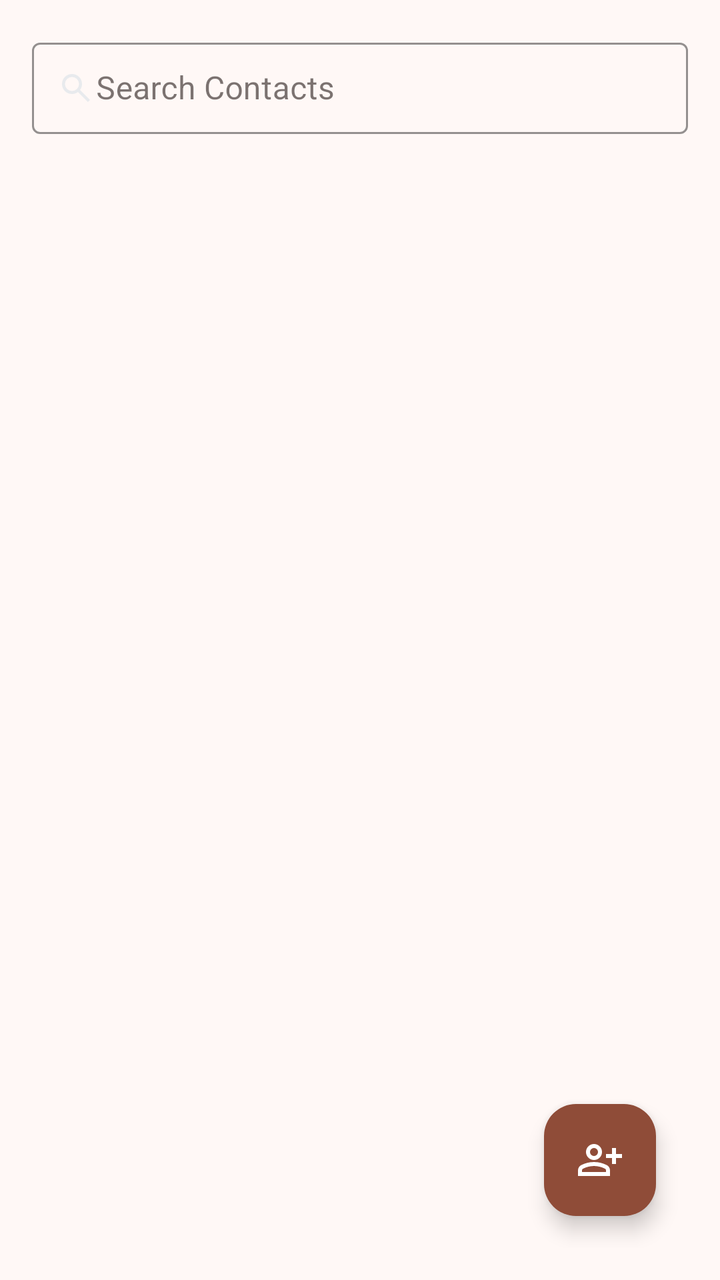
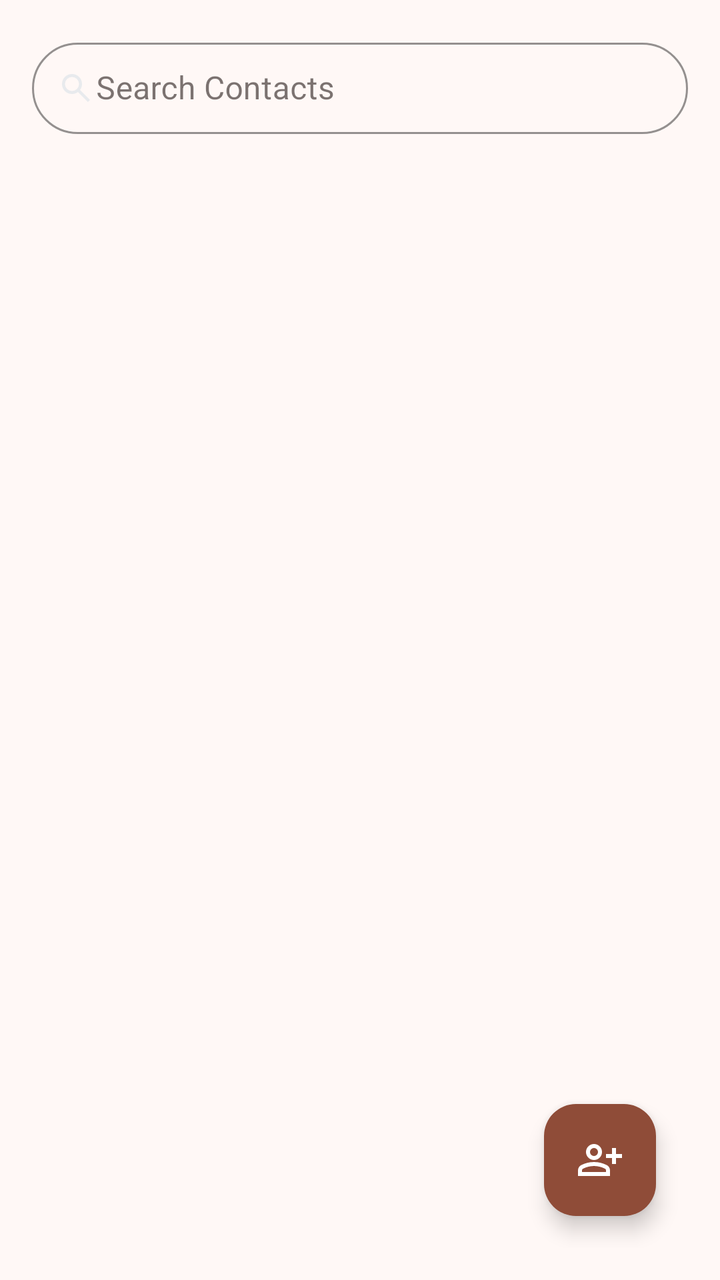

An Android layout rendered at two revisions. The XML below is the earlier revision; the diff shows what the commit changed to produce the second picture.
<!-- AndroidManifest.xml: application theme AppTheme -->
<!-- res/layout/activity_main.xml -->
<?xml version="1.0" encoding="utf-8"?>
<androidx.constraintlayout.widget.ConstraintLayout xmlns:android="http://schemas.android.com/apk/res/android"
    xmlns:app="http://schemas.android.com/apk/res-auto"
    xmlns:tools="http://schemas.android.com/tools"
    android:layout_width="match_parent"
    android:layout_height="match_parent"
    android:padding="16dp"
    android:background="?attr/colorSurface"
    tools:context=".MainActivity">

    <com.google.android.material.textfield.TextInputLayout
        android:id="@+id/textInputLayout"
        android:layout_width="0dp"
        android:layout_height="wrap_content"
        app:boxStrokeColor="?attr/colorPrimary"
        app:layout_constraintEnd_toEndOf="parent"
        app:layout_constraintStart_toStartOf="parent"
        app:layout_constraintTop_toTopOf="parent"
        style="@style/Widget.MaterialComponents.TextInputLayout.OutlinedBox">

        <com.google.android.material.textfield.TextInputEditText
            android:id="@+id/search_bar"
            android:layout_width="match_parent"
            android:layout_height="wrap_content"
            android:drawableStart="@drawable/search"
            android:hint="@string/search_contacts"
            android:inputType="text"
            android:padding="12dp" />

    </com.google.android.material.textfield.TextInputLayout>

    <androidx.recyclerview.widget.RecyclerView
        android:id="@+id/recyclerView_contacts"
        android:layout_width="0dp"
        android:layout_height="0dp"
        android:layout_marginTop="16dp"
        app:layout_constraintBottom_toTopOf="@+id/fab_add_contact"
        app:layout_constraintEnd_toEndOf="parent"
        app:layout_constraintStart_toStartOf="parent"
        app:layout_constraintTop_toBottomOf="@+id/textInputLayout" />

    <com.google.android.material.floatingactionbutton.FloatingActionButton
        android:id="@+id/fab_add_contact"
        android:layout_width="wrap_content"
        android:layout_height="wrap_content"
        android:layout_margin="16dp"
        android:src="@drawable/add"
        app:backgroundTint="?attr/colorPrimary"
        app:tint="?attr/colorOnPrimary"
        app:fabSize="normal"
        app:layout_constraintBottom_toBottomOf="parent"
        app:layout_constraintEnd_toEndOf="parent" />

</androidx.constraintlayout.widget.ConstraintLayout>
<!-- resources referenced by this layout -->
<resources>
  <!-- drawable search (drawable) -->
  <vector xmlns:android="http://schemas.android.com/apk/res/android"
      android:width="20dp"
      android:height="20dp"
      android:viewportWidth="960"
      android:viewportHeight="960">
    <path
        android:pathData="M765,816 L526,577q-30,22 -65.79,34.5 -35.79,12.5 -76.18,12.5Q284,624 214,554t-70,-170q0,-100 70,-170t170,-70q100,0 170,70t70,170.03q0,40.39 -12.5,76.18Q599,496 577,526l239,239 -51,51ZM384,552q70,0 119,-49t49,-119q0,-70 -49,-119t-119,-49q-70,0 -119,49t-49,119q0,70 49,119t119,49Z"
        android:fillColor="#e8eaed"/>
  </vector>
  <string name="search_contacts">Search Contacts</string>
  <color name="md_theme_primary">#8F4C38</color>
  <color name="md_theme_onPrimary">#FFFFFF</color>
  <color name="md_theme_primaryContainer">#FFDBD1</color>
  <color name="md_theme_onPrimaryContainer">#3A0B01</color>
  <color name="md_theme_secondary">#77574E</color>
  <color name="md_theme_onSecondary">#FFFFFF</color>
  <color name="md_theme_secondaryContainer">#FFDBD1</color>
  <color name="md_theme_onSecondaryContainer">#2C150F</color>
  <color name="md_theme_tertiary">#6C5D2F</color>
  <color name="md_theme_onTertiary">#FFFFFF</color>
  <color name="md_theme_tertiaryContainer">#F5E1A7</color>
  <color name="md_theme_onTertiaryContainer">#231B00</color>
  <color name="md_theme_error">#BA1A1A</color>
  <color name="md_theme_onError">#FFFFFF</color>
  <color name="md_theme_errorContainer">#FFDAD6</color>
  <color name="md_theme_onErrorContainer">#410002</color>
  <color name="md_theme_background">#FFF8F6</color>
  <color name="md_theme_onBackground">#231917</color>
  <color name="md_theme_surface">#FFF8F6</color>
  <color name="md_theme_onSurface">#231917</color>
  <color name="md_theme_surfaceVariant">#F5DED8</color>
  <color name="md_theme_onSurfaceVariant">#53433F</color>
  <color name="md_theme_outline">#85736E</color>
  <color name="md_theme_outlineVariant">#D8C2BC</color>
  <color name="md_theme_inverseSurface">#392E2B</color>
  <color name="md_theme_inverseOnSurface">#FFEDE8</color>
  <color name="md_theme_inversePrimary">#FFB5A0</color>
  <color name="md_theme_primaryFixed">#FFDBD1</color>
  <color name="md_theme_onPrimaryFixed">#3A0B01</color>
  <color name="md_theme_primaryFixedDim">#FFB5A0</color>
  <color name="md_theme_onPrimaryFixedVariant">#723523</color>
  <color name="md_theme_secondaryFixed">#FFDBD1</color>
  <color name="md_theme_onSecondaryFixed">#2C150F</color>
  <color name="md_theme_secondaryFixedDim">#E7BDB2</color>
  <color name="md_theme_onSecondaryFixedVariant">#5D4037</color>
  <color name="md_theme_tertiaryFixed">#F5E1A7</color>
  <color name="md_theme_onTertiaryFixed">#231B00</color>
  <color name="md_theme_tertiaryFixedDim">#D8C58D</color>
  <color name="md_theme_onTertiaryFixedVariant">#534619</color>
  <color name="md_theme_surfaceDim">#E8D6D2</color>
  <color name="md_theme_surfaceBright">#FFF8F6</color>
  <color name="md_theme_surfaceContainerLowest">#FFFFFF</color>
  <color name="md_theme_surfaceContainerLow">#FFF1ED</color>
  <color name="md_theme_surfaceContainer">#FCEAE5</color>
  <color name="md_theme_surfaceContainerHigh">#F7E4E0</color>
  <color name="md_theme_surfaceContainerHighest">#F1DFDA</color>
  <!-- unchanged entries left out for length: 2 -->
</resources>

<!-- the commit's change to res/layout/activity_main.xml (unified diff, before → after) -->
@@ -13,6 +13,10 @@
         android:layout_width="0dp"
         android:layout_height="wrap_content"
         app:boxStrokeColor="?attr/colorPrimary"
+        app:boxCornerRadiusBottomEnd="25dp"
+        app:boxCornerRadiusTopStart="25dp"
+        app:boxCornerRadiusBottomStart="25dp"
+        app:boxCornerRadiusTopEnd="25dp"
         app:layout_constraintEnd_toEndOf="parent"
         app:layout_constraintStart_toStartOf="parent"
         app:layout_constraintTop_toTopOf="parent"
@@ -44,11 +48,12 @@
         android:layout_width="wrap_content"
         android:layout_height="wrap_content"
         android:layout_margin="16dp"
+        android:contentDescription="@string/add_button"
         android:src="@drawable/add"
         app:backgroundTint="?attr/colorPrimary"
         app:tint="?attr/colorOnPrimary"
         app:fabSize="normal"
         app:layout_constraintBottom_toBottomOf="parent"
-        app:layout_constraintEnd_toEndOf="parent" />
+        app:layout_constraintEnd_toEndOf="parent"/>
 
 </androidx.constraintlayout.widget.ConstraintLayout>
<!-- resource entries referenced after the edit -->
@@ -10,6 +10,7 @@
         android:pathData="M765,816 L526,577q-30,22 -65.79,34.5 -35.79,12.5 -76.18,12.5Q284,624 214,554t-70,-170q0,-100 70,-170t170,-70q100,0 170,70t70,170.03q0,40.39 -12.5,76.18Q599,496 577,526l239,239 -51,51ZM384,552q70,0 119,-49t49,-119q0,-70 -49,-119t-119,-49q-70,0 -119,49t-49,119q0,70 49,119t119,49Z"
         android:fillColor="#e8eaed"/>
   </vector>
+  <string name="add_button">Add button</string>
   <string name="search_contacts">Search Contacts</string>
   <color name="md_theme_primary">#8F4C38</color>
   <color name="md_theme_onPrimary">#FFFFFF</color>
